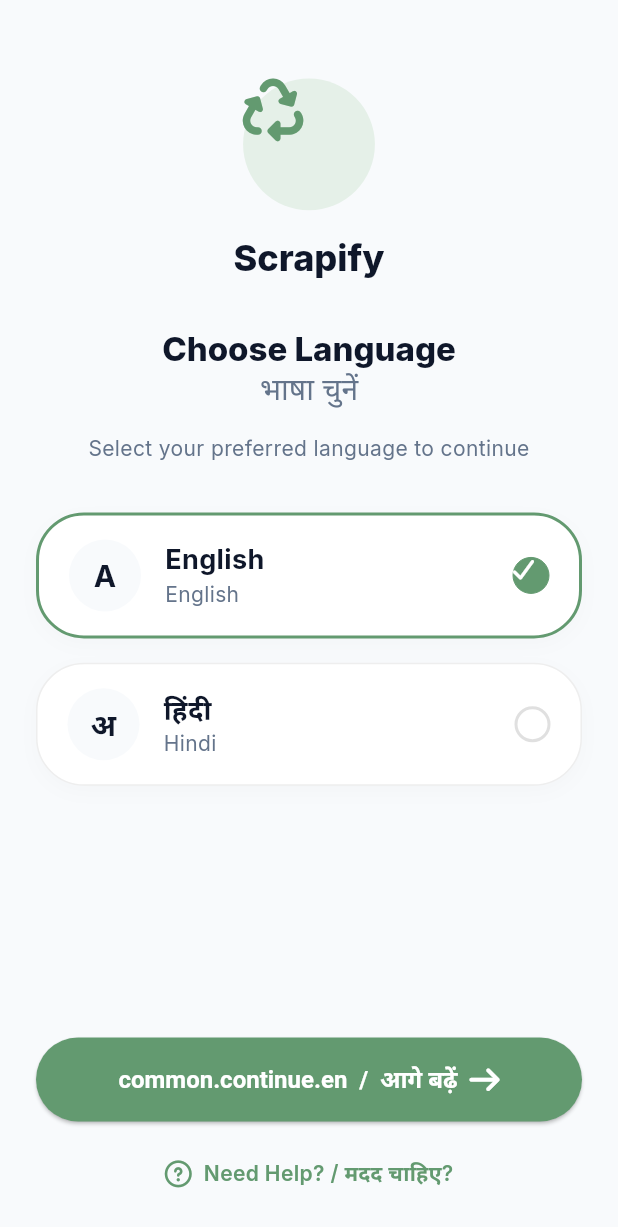
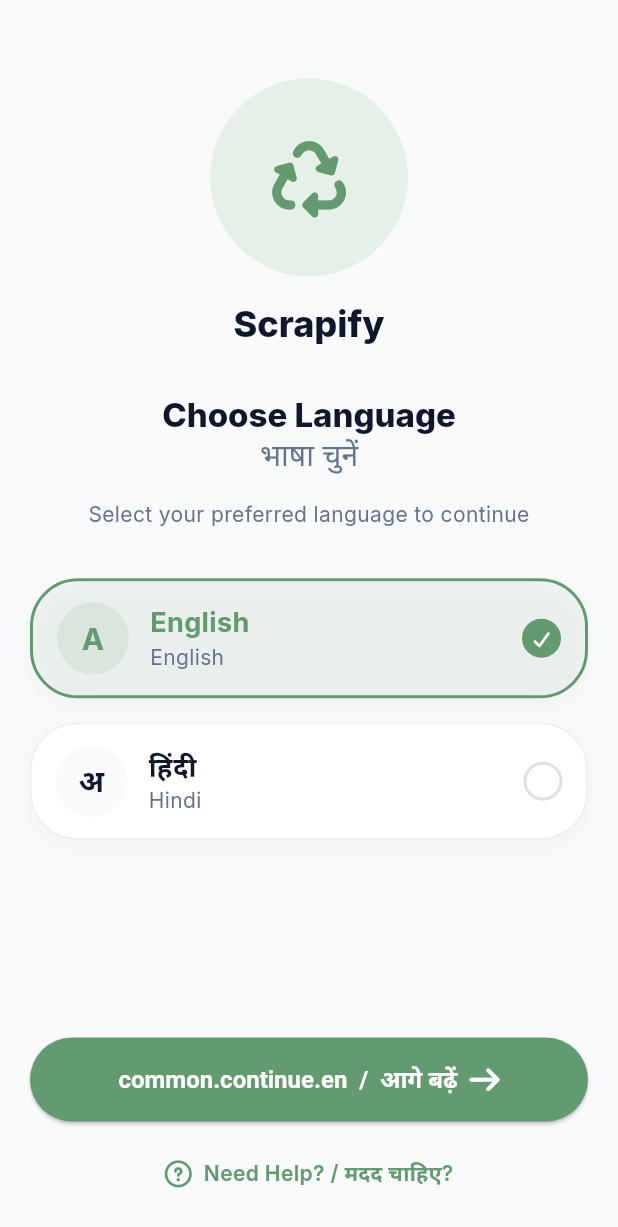
Before and after one commit to Devzign/scrapify, a Flutter app: the LanguageSelectionScreen screen opened by its route, on a phone screen of 412 x 824 dp. Shown: the top 1227 px of the screen. Run offline on Flutter 3.47's test engine with Material 3 defaults, Android fonts, the light colour scheme and no system bars; our stand-ins replace dio, easy_localization, flutter_riverpod, flutter_screenutil, font_awesome_flutter, go_router and 2 more; accounts and stored records are empty.

Commit message:
Modify the .dvev

```diff
--- a/lib/core/config/app_config.dart
+++ b/lib/core/config/app_config.dart
@@ -31,7 +31,7 @@
         AppFlavor.production => 'Scrapify',
       },
       baseUrl: switch (flavor) {
-        AppFlavor.dev        => 'https://dev-api.scrapify.com',
+        AppFlavor.dev        => 'http://127.0.0.1:8000',
         AppFlavor.staging    => 'https://staging-api.scrapify.com',
         AppFlavor.production => 'https://api.scrapify.com',
       },
--- a/lib/core/network/dio_client.dart
+++ b/lib/core/network/dio_client.dart
@@ -1,6 +1,7 @@
 import 'package:dio/dio.dart';
 import 'package:flutter/foundation.dart';
 import 'package:shared_preferences/shared_preferences.dart';
+import '../config/app_config.dart';
 import 'api_exceptions.dart';
 import 'api_response.dart';
 
@@ -8,13 +9,10 @@
 class DioClient {
   late final Dio _dio;
 
-  // Ideally, read this from an environment variables configuration (.env)
-  static const String _baseUrl = 'https://floralwhite-spoonbill-935004.hostingersite.com/api';
-
   DioClient() {
     _dio = Dio(
       BaseOptions(
-        baseUrl: _baseUrl,
+        baseUrl: AppConfig.instance.baseUrl,
         connectTimeout: const Duration(seconds: 15),
         receiveTimeout: const Duration(seconds: 15),
         sendTimeout: const Duration(seconds: 15),
--- a/lib/features/auth/presentation/language_selection_screen.dart
+++ b/lib/features/auth/presentation/language_selection_screen.dart
@@ -23,23 +23,24 @@
       backgroundColor: AppTheme.backgroundLight,
       body: SafeArea(
         child: Padding(
-          padding: const EdgeInsets.symmetric(horizontal: 24.0, vertical: 32.0),
+          padding: const EdgeInsets.symmetric(horizontal: 20.0, vertical: 32.0),
           child: Column(
             crossAxisAlignment: CrossAxisAlignment.center,
             children: [
               SizedBox(height: 20.h),
               // Icon Logo
               Container(
-                height: 80.w,
-                width: 80.w,
+                height: 120.w,
+                width: 120.w,
                 decoration: BoxDecoration(
                   color: AppTheme.primaryLight,
                   shape: BoxShape.circle,
                 ),
-                child: const FaIcon(
+                alignment: Alignment.center,
+                child: FaIcon(
                   FontAwesomeIcons.recycle,
                   color: AppTheme.primaryColor,
-                  size: 40,
+                  size: 48.sp,
                 ),
               ),
               SizedBox(height: 16.h),
@@ -161,10 +162,14 @@
           _selectedLanguage = id;
         });
       },
-      child: Container(
-        padding: const EdgeInsets.symmetric(horizontal: 20, vertical: 16),
+      child: AnimatedContainer(
+        duration: const Duration(milliseconds: 200),
+        curve: Curves.easeInOut,
+        padding: const EdgeInsets.symmetric(horizontal: 16, vertical: 14),
         decoration: BoxDecoration(
-          color: Colors.white,
+          color: isSelected
+              ? AppTheme.primaryColor.withValues(alpha: 0.05)
+              : Colors.white,
           borderRadius: BorderRadius.circular(32),
           border: Border.all(
             color: isSelected ? AppTheme.primaryColor : Colors.grey.shade200,
@@ -172,7 +177,7 @@
           ),
           boxShadow: [
             BoxShadow(
-              color: Colors.black.withValues(alpha: 0.02),
+              color: Colors.black.withValues(alpha: 0.03),
               blurRadius: 10,
               offset: const Offset(0, 4),
             ),
@@ -185,30 +190,36 @@
               height: 48,
               width: 48,
               decoration: BoxDecoration(
-                color: AppTheme.backgroundLight,
+                color: isSelected
+                    ? AppTheme.primaryColor.withValues(alpha: 0.12)
+                    : AppTheme.backgroundLight,
                 shape: BoxShape.circle,
               ),
               alignment: Alignment.center,
               child: Text(
                 iconLabel,
-                style: const TextStyle(
+                style: TextStyle(
                   fontSize: 20,
                   fontWeight: FontWeight.bold,
-                  color: AppTheme.textPrimary,
+                  color: isSelected
+                      ? AppTheme.primaryColor
+                      : AppTheme.textPrimary,
                 ),
               ),
             ),
-            const SizedBox(width: 16),
+            const SizedBox(width: 14),
             Expanded(
               child: Column(
                 crossAxisAlignment: CrossAxisAlignment.start,
                 children: [
                   Text(
                     title,
-                    style: const TextStyle(
+                    style: TextStyle(
                       fontSize: 18,
                       fontWeight: FontWeight.bold,
-                      color: AppTheme.textPrimary,
+                      color: isSelected
+                          ? AppTheme.primaryColor
+                          : AppTheme.textPrimary,
                     ),
                   ),
                   Text(
@@ -221,22 +232,29 @@
                 ],
               ),
             ),
-            // Radio/Check
-            Container(
-              height: 24,
-              width: 24,
+            const SizedBox(width: 8),
+            // Radio/Check — fixed size so it never clips
+            AnimatedContainer(
+              duration: const Duration(milliseconds: 200),
+              height: 26,
+              width: 26,
               decoration: BoxDecoration(
                 shape: BoxShape.circle,
                 border: Border.all(
                   color: isSelected
                       ? AppTheme.primaryColor
                       : Colors.grey.shade300,
-                  width: isSelected ? 0 : 2,
+                  width: 2,
                 ),
                 color: isSelected ? AppTheme.primaryColor : Colors.transparent,
               ),
+              alignment: Alignment.center,
               child: isSelected
-                  ? const FaIcon(FontAwesomeIcons.check, color: Colors.white, size: 16)
+                  ? const FaIcon(
+                      FontAwesomeIcons.check,
+                      color: Colors.white,
+                      size: 12,
+                    )
                   : null,
             ),
           ],
```
Also changed, not shown: 2 other files.
